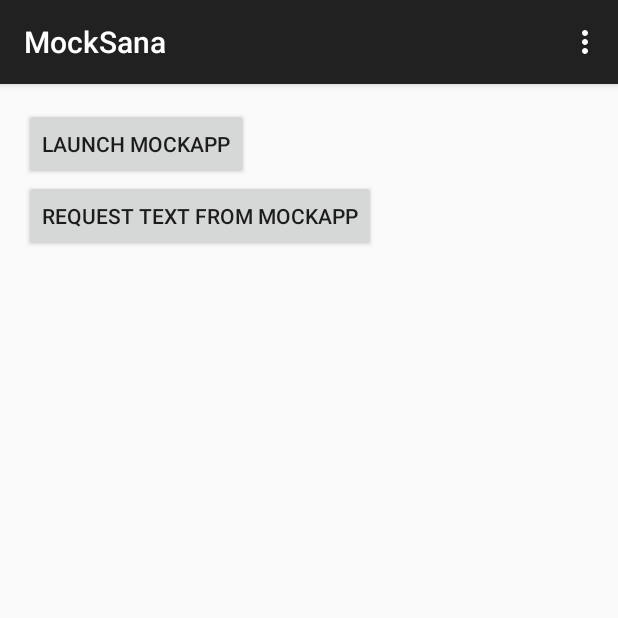
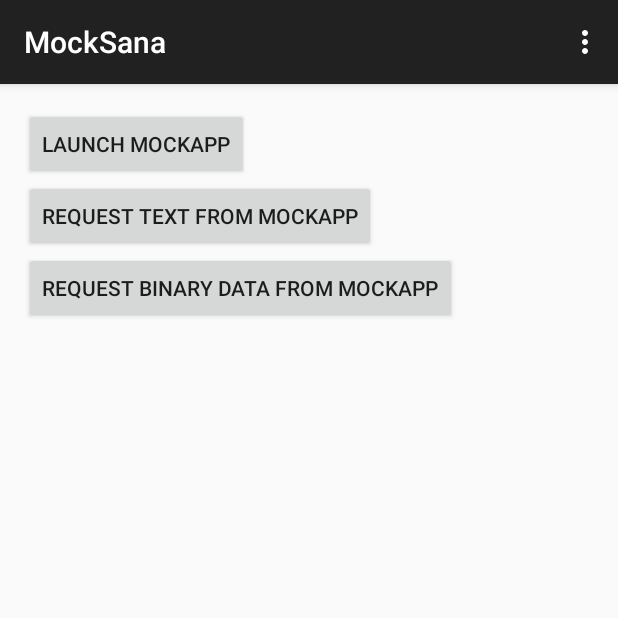
Before and after one commit to hanlindev/plugin_android_library, an Android app: the screen it shows after launch (MockSana), on a phone screen of 412 x 824 dp, the top half of it. Run offline under Robolectric (Android 15) with nearby library versions, the light colour scheme and no system bars.

Commit message:
add binary data receiver in MockSana

```diff
--- a/MockApp/app/src/main/res/values/strings.xml
+++ b/MockApp/app/src/main/res/values/strings.xml
@@ -5,7 +5,7 @@
     <string name="hello_world">Hello world!</string>
     <string name="action_settings">Settings</string>
     <string name="send_text">Send Text</string>
-    <string name="send_binary">Send Binary to MockSana</string>
+    <string name="send_binary">Send Binary</string>
     <string name="record_from_usb_button">Record from USB Accessory</string>
     <string name="bluetooth_button">Record from bluetooth mic</string>
     <string name="stop_recording_string">Stop Bluetooth Recording</string>
--- a/MockSana/app/src/main/res/layout/activity_mock_sana.xml
+++ b/MockSana/app/src/main/res/layout/activity_mock_sana.xml
@@ -30,6 +30,16 @@
         android:layout_alignParentStart="true"
         android:onClick="launchMockAppWithRequiredText"/>
 
+    <Button
+        android:layout_width="wrap_content"
+        android:layout_height="wrap_content"
+        android:text="Request binary data from MockApp"
+        android:id="@+id/button3"
+        android:layout_alignParentTop="true"
+        android:layout_alignParentLeft="true"
+        android:layout_alignParentStart="true"
+        android:onClick="launchMockAppWithRequiredImage"/>
+
     <ImageView
         android:layout_width="wrap_content"
         android:layout_height="wrap_content"
```
Also changed, not shown: MockApp/app/src/main/AndroidManifest.xml (+8 -0 lines), MockSana/app/src/main/java/sana/com/plugin/mockSana/MockSana.java (+10 -1 lines), 2 other files.
